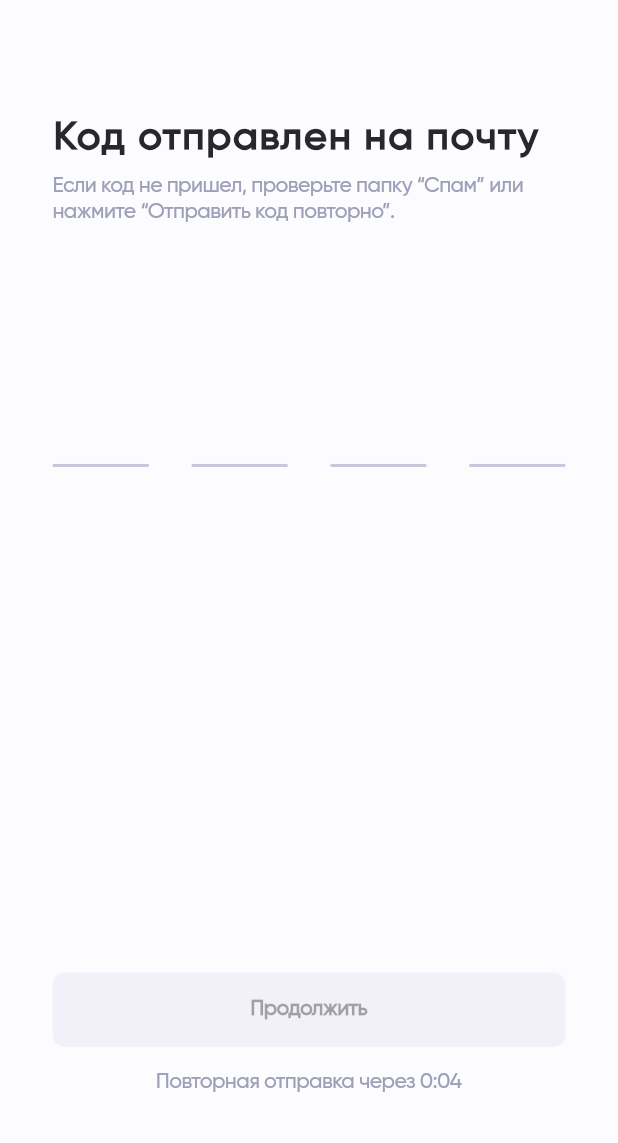
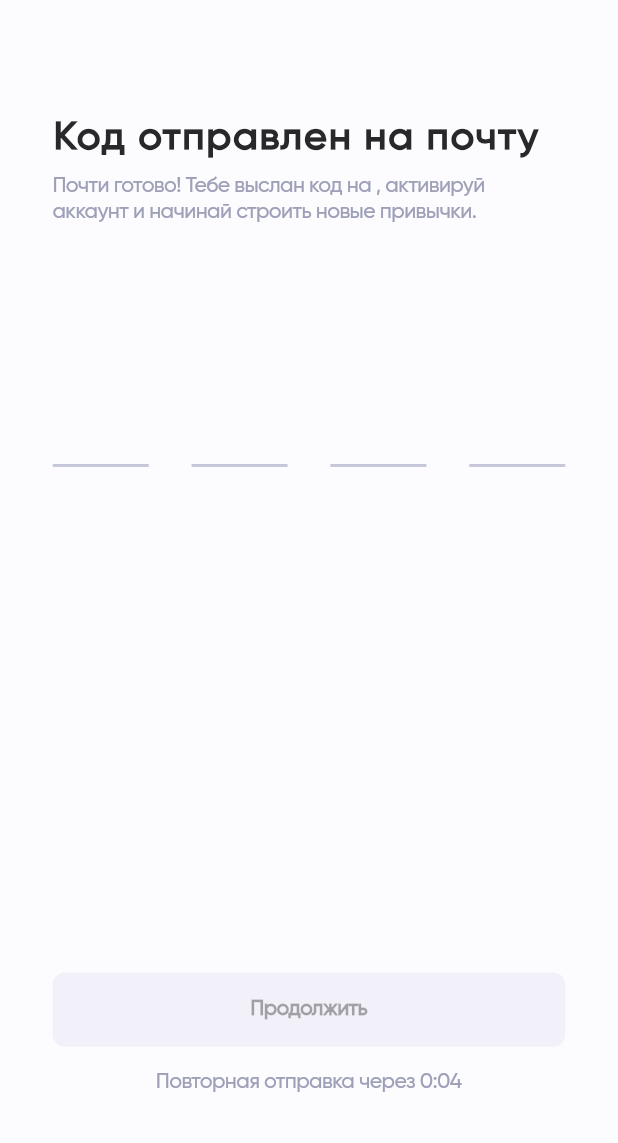
Before and after one commit to kurochkinivan/HabitTracker, a Flutter app: the VerifyEmailPageContent screen opened directly with empty values, on a phone screen of 412 x 824 dp, the part 93-1236 px from its top. Run offline on Flutter 3.47's test engine with Material 3 defaults, Android fonts, the light colour scheme and no system bars; drawn by our look-alikes of pin_code_fields; our stand-ins replace auto_route, connectivity_plus, dio, flutter_bloc, flutter_screenutil, flutter_secure_storage and 4 more; missing offline and left inert: android_id, fuzzy; accounts and stored records are empty; generated files the repository leaves out were written again.

Commit message:
page names fix

```diff
--- /dev/null
+++ b/frontend/flutter_launcher_icons.yaml
@@ -0,0 +1,6 @@
+# flutter pub run flutter_launcher_icons
+flutter_launcher_icons:
+  android: true
+  ios: true
+  image_path: "assets/images/logo (2) (2).png"
+  adaptive_icon_background: "#FCFCFF"
--- a/frontend/lib/pages/new_password_page.dart
+++ b/frontend/lib/pages/new_password_page.dart
@@ -22,7 +22,6 @@ class NewPasswordPageState extends State<NewPasswordPage> {
   bool _isPassword1Valid = true;
   bool _isPassword2Valid = true;
   bool _isPassword1Correct = true;
-  bool _isLoading = false;
 
   void _validatePasswords() {
     final password1 = _passwordController1.text;
@@ -93,7 +92,7 @@ class NewPasswordPageState extends State<NewPasswordPage> {
               ),
               SizedBox(height: 8.h),
               Text(
-                  "Введите свой email, и мы отправим вам код для восстановления пароля.",
+                  "Введите свой email, и мы отправим вам код для восстановления пароля.",
                   style: Theme.of(context).textTheme.bodyLarge),
               SizedBox(height: 24.h),
               CustomTextFormField(
@@ -116,7 +115,7 @@ class NewPasswordPageState extends State<NewPasswordPage> {
               ),
               TextFieldErrorMessage(
                   isValid: _isPassword2Valid,
-                  message: "Слишком короткий пароль или пароли не совпадают"),
+                  message: "Слишком короткий пароль или пароли не совпадают"),
             ],
           ),
         ),
--- a/frontend/lib/pages/password_recovery_page.dart
+++ b/frontend/lib/pages/password_recovery_page.dart
@@ -83,8 +83,8 @@ class PasswordRecoveryPageState extends State<PasswordRecoveryPage> {
               ),
               SizedBox(height: 8.h),
               Text(
-                "Введите свой email, и мы отправим "
-                "вам код для восстановления пароля.",
+                "Введите свой email, и мы отправим "
+                "вам код для восстановления пароля.",
                 style: Theme.of(context).textTheme.bodyLarge,
               ),
               SizedBox(height: 24.h),
--- a/frontend/lib/pages/sign_in_page.dart
+++ b/frontend/lib/pages/sign_in_page.dart
@@ -143,8 +143,8 @@ class SignInPageContentState extends State<SignInPageContent> {
               ),
               SizedBox(height: 8.h),
               Text(
-                "С возвращением! Продолжай улучшать свои "
-                "привычки — каждый шаг важен на пути к успеху.",
+                "С возвращением! Продолжай улучшать свои привычки "
+                "— каждый шаг важен на пути к успеху.",
                 style: Theme.of(context).textTheme.bodyLarge,
               ),
               SizedBox(height: 24.h),
--- a/frontend/lib/pages/sign_up_page.dart
+++ b/frontend/lib/pages/sign_up_page.dart
@@ -147,8 +147,8 @@ class SignUpPageContentState extends State<SignUpPageContent> {
               ),
               SizedBox(height: 8.h),
               Text(
-                  "Присоединяйся к сообществу, где каждый шаг "
-                  "приближает тебя к лучшей цели!",
+                  "Присоединяйся к сообществу, где каждый шаг "
+                  "приближает тебя к лучшей цели!",
                   style: Theme.of(context).textTheme.bodyLarge),
               SizedBox(height: 24.h),
               CustomTextFormField(
--- a/frontend/lib/pages/start_page.dart
+++ b/frontend/lib/pages/start_page.dart
@@ -59,8 +59,8 @@ class StartPage extends StatelessWidget {
               SizedBox(height: 16.h),
               Text(
                 'Устанавливай цели и достигай их. Наше приложение '
-                'поможет тебе строить полезные привычки, напоминать '
-                'о них и анализировать твой прогресс.',
+                'поможет тебе строить полезные привычки, напоминать '
+                'о них и анализировать твой прогресс.',
                 style: Theme.of(context).textTheme.bodyLarge,
               ),
             ],
--- a/frontend/lib/pages/verify_email_page.dart
+++ b/frontend/lib/pages/verify_email_page.dart
@@ -149,7 +149,9 @@ class VerifyEmailPageContentState extends State<VerifyEmailPageContent> {
               ),
               SizedBox(height: 8.h),
               Text(
-                "Если код не пришел, проверьте папку “Спам” или нажмите “Отправить код повторно”.",
+                "Почти готово! Тебе выслан код "
+                "на ${widget.email.replaceAllMapped(RegExp(r'^(.{2}).*?(?=@)'), (match) => '${match[1]}***')}, "
+                "активируй аккаунт и начинай строить новые привычки.",
                 style: Theme.of(context).textTheme.bodyLarge,
               ),
               SizedBox(height: 80.h),
--- a/frontend/lib/pages/verify_password_recovery_page.dart
+++ b/frontend/lib/pages/verify_password_recovery_page.dart
@@ -103,8 +103,7 @@ class VerifyPasswordRecoveryPageContentState
                       ?.copyWith(fontSize: 26.sp)),
               SizedBox(height: 8.h),
               Text(
-                  "Если код не пришел, проверьте папку “Спам” "
-                  "или нажмите “Отправить код повторно”.",
+                  "Если код не пришел, проверьте папку “Спам” или нажмите “Отправить код повторно”.",
                   style: Theme.of(context).textTheme.bodyLarge),
               SizedBox(height: 80.h),
               PinCodeTextField(
```
Also changed, not shown: frontend/pubspec.yaml (+12 -1 lines), frontend/assets/images/android_app_logo.svg (added), frontend/assets/images/logo (2) (2).png (added).
